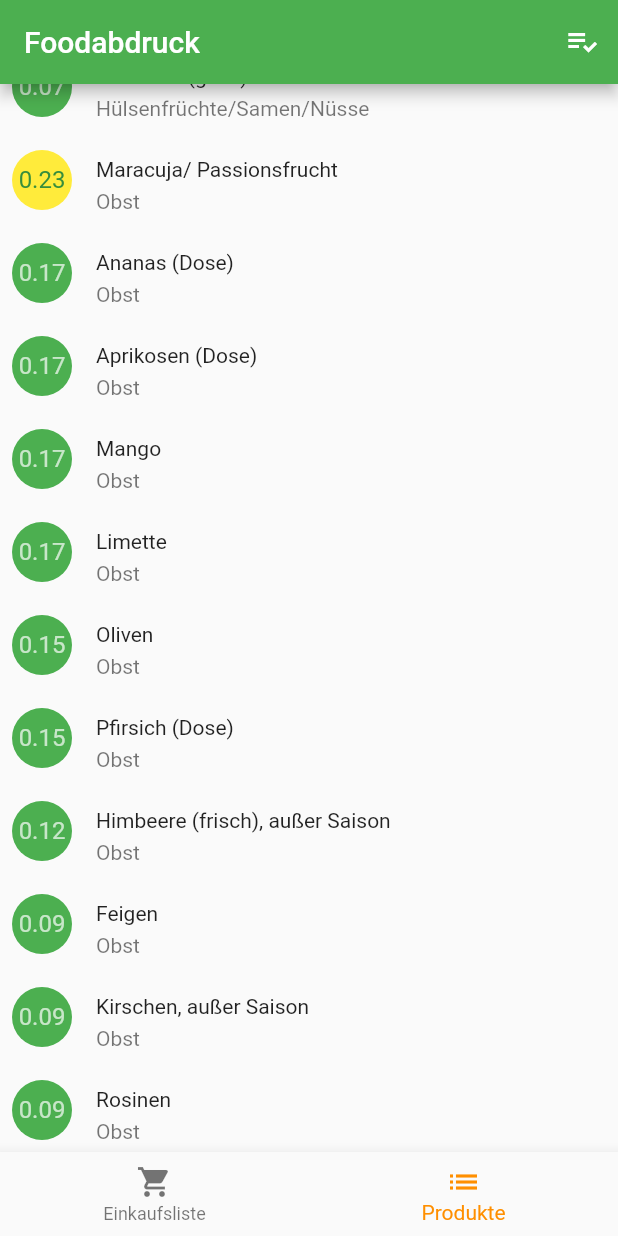
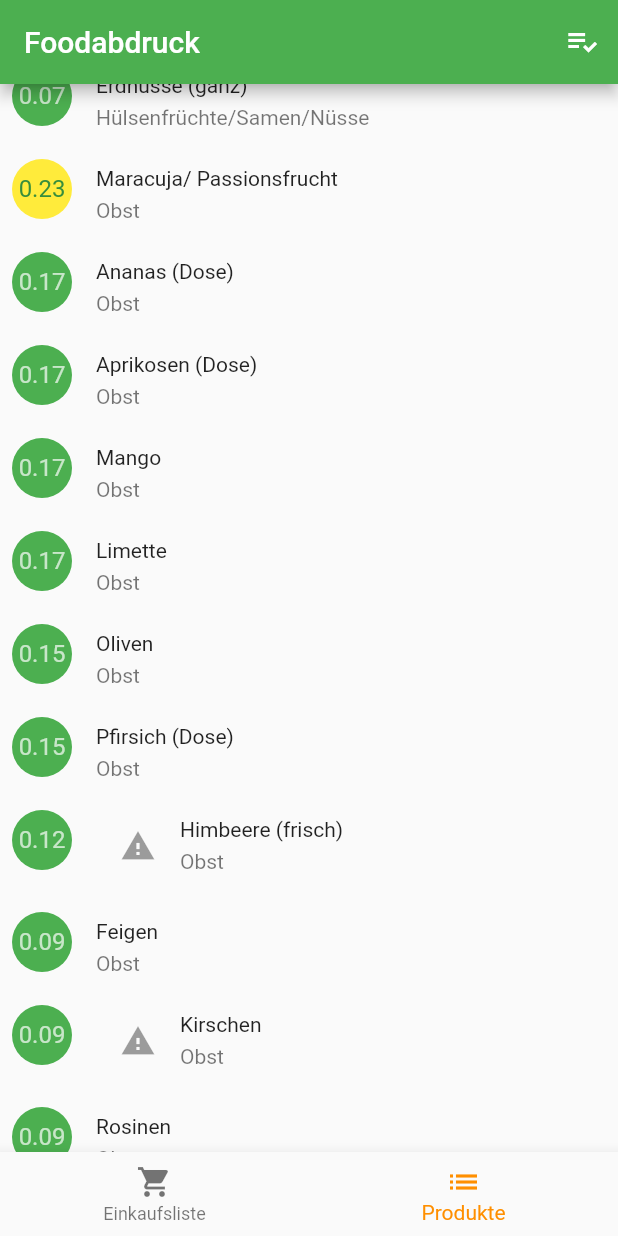
Before and after one commit to benschuler/climathon2019, a Flutter app: the screen it shows after launch, item 2 of the bottom bar chosen, scrolled down 1152 dp, on a phone screen of 412 x 824 dp. Run offline on Flutter 3.47's test engine with Material 2 defaults, Android fonts, the light colour scheme and no system bars; our stand-ins replace csv.

Commit message:
Season icon

```diff
--- a/lib/product_list_widget.dart
+++ b/lib/product_list_widget.dart
@@ -4,14 +4,45 @@ class ProductListWidget extends StatelessWidget {
   ProductListItem productListItem;
 
   ProductListWidget(String inText, String category, double co2, bool inSeason) {
-    productListItem = new ProductListItem(inText, category, co2);
-    if (!inSeason) {
+    productListItem = new ProductListItem(inText, category, co2, inSeason);
+    /*if (!inSeason) {
       productListItem = new ProductListItem(inText + ", außer Saison", category, co2);
-    }
+    }*/
   }
 
   @override
   Widget build(BuildContext context) {
+    if(this.productListItem.inSeason) {
+      return new Container(
+        margin: const EdgeInsets.symmetric(vertical: 10.0),
+        child: new Row(
+          crossAxisAlignment: CrossAxisAlignment.start,
+          children: <Widget>[
+            new Container(
+              margin: const EdgeInsets.only(right: 16.0),
+              child: new CircleAvatar(
+                child: new Text(productListItem.co2.toString()),
+                backgroundColor: _determineColor(productListItem.co2),
+              ),
+            ),
+            new Column(
+              crossAxisAlignment: CrossAxisAlignment.start,
+              children: <Widget>[
+                new Container(
+                  margin: const EdgeInsets.only(top: 5.0),
+                  child: new Text(productListItem.text),
+                ),
+                new Container(
+                    margin: const EdgeInsets.only(top: 5.0),
+                    child: new Text(productListItem.category,
+                        style: TextStyle(color: Colors.black54))),
+              ],
+            ),
+          ],
+        ),
+      );
+    }
+
     return new Container(
       margin: const EdgeInsets.symmetric(vertical: 10.0),
       child: new Row(
@@ -23,6 +54,13 @@ class ProductListWidget extends StatelessWidget {
               child: new Text(productListItem.co2.toString()),
               backgroundColor: _determineColor(productListItem.co2),
             ),
+          ),
+          new Container(
+            margin: new EdgeInsets.symmetric(horizontal: 4.0),
+            child: new IconButton(
+                icon: new Icon(Icons.warning),
+                color: Colors.green,
+                ),
           ),
           new Column(
             crossAxisAlignment: CrossAxisAlignment.start,
@@ -57,10 +95,12 @@ class ProductListItem {
   String text = "";
   String category = "";
   double co2 = 0;
+  bool inSeason = true;
 
-  ProductListItem(String inText, String inCategory, double inco2) {
+  ProductListItem(String inText, String inCategory, double inco2, bool inInSeason) {
     this.text = inText;
     this.category = inCategory;
     this.co2 = inco2;
+    this.inSeason = inInSeason;
   }
 }
```
